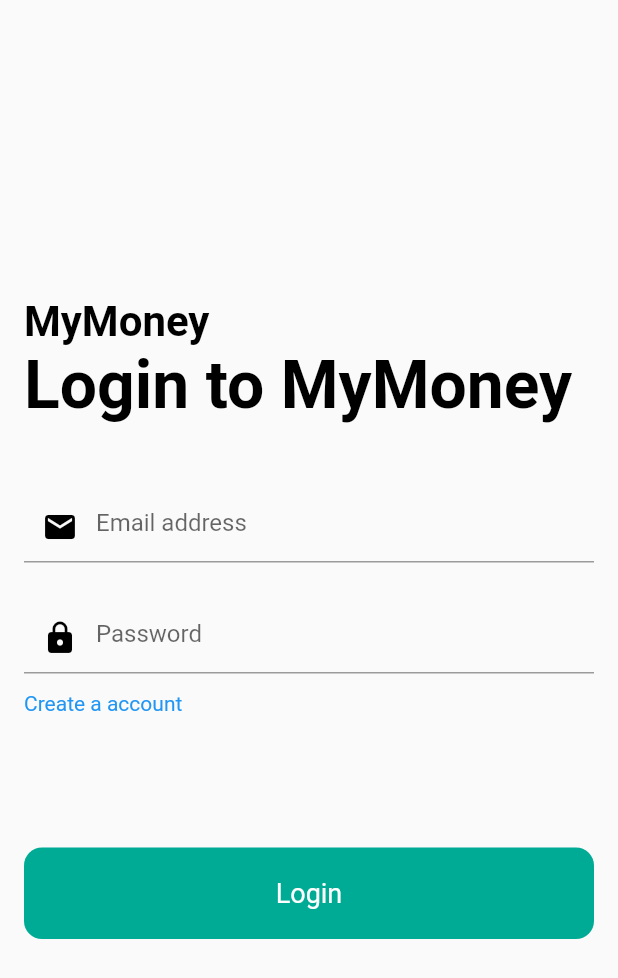
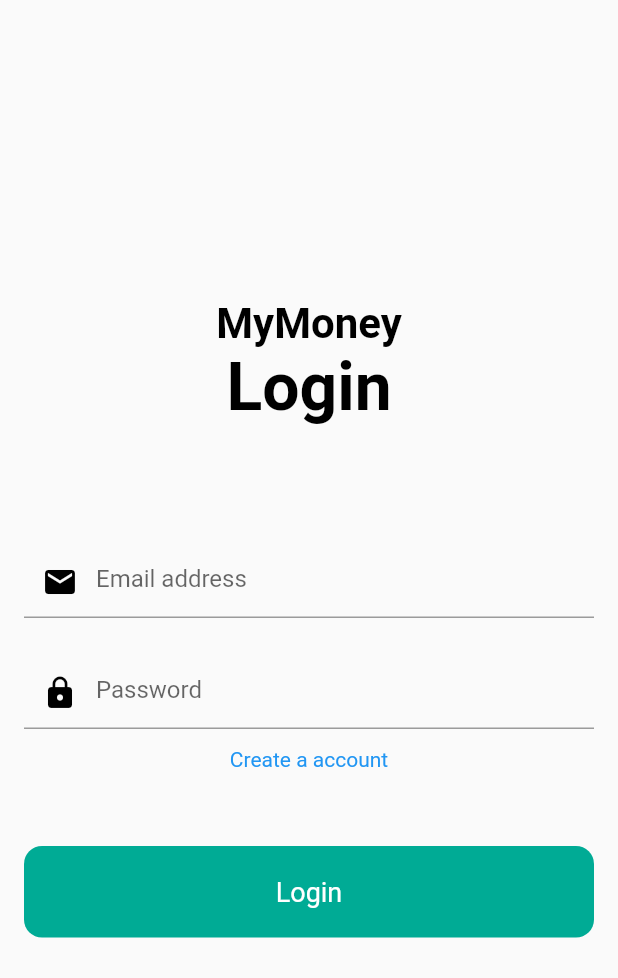
Before and after one commit to Jans3n/IKPMD, a Flutter app: the screen it shows after launch, on a phone screen of 412 x 824 dp. Shown: the top 978 px of the screen. Run offline on Flutter 3.47's test engine with Material 2 defaults, Android fonts, the phone set to English and light mode, and no system bars.

Commit message:
update login page

```diff
--- a/lib/pages/login_page.dart
+++ b/lib/pages/login_page.dart
@@ -19,7 +19,7 @@ class _LoginPageState extends State<LoginPage> {
         padding: const EdgeInsets.all(16),
         child: Column(
           mainAxisAlignment: MainAxisAlignment.center,
-          crossAxisAlignment: CrossAxisAlignment.start,
+          // crossAxisAlignment: CrossAxisAlignment.start,
           children: [
             const Text(
               "MyMoney",
@@ -30,7 +30,8 @@ class _LoginPageState extends State<LoginPage> {
               ),
             ),
             const Text(
-              "Login to MyMoney",
+              "Login",
+              textAlign: TextAlign.center,
               style: TextStyle(
                 color: Colors.black,
                 fontSize: 44,
@@ -38,7 +39,7 @@ class _LoginPageState extends State<LoginPage> {
               ),
             ),
             const SizedBox(
-              height: 44,
+              height: 80,
             ),
             const TextField(
               keyboardType: TextInputType.emailAddress,
@@ -73,7 +74,7 @@ class _LoginPageState extends State<LoginPage> {
               ),
             ),
             const SizedBox(
-              height: 88,
+              height: 50,
             ),
             Container(
               width: double.infinity,
```
